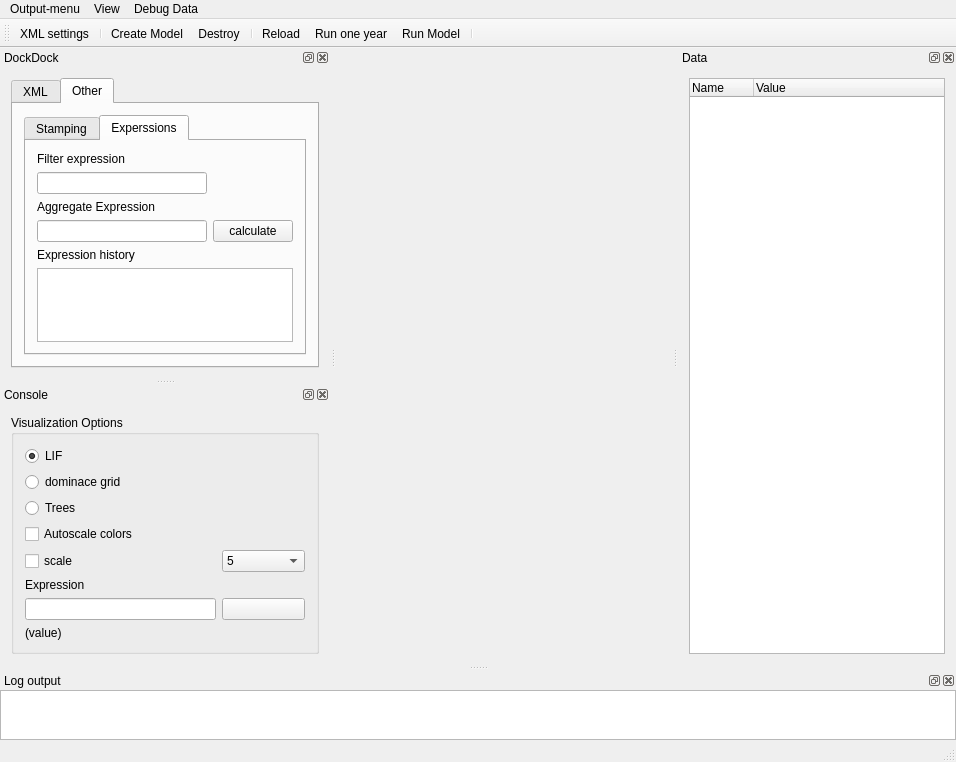
Before: the Qt Designer form src/iland/mainwindow.ui in edfm-tum/iland-model, drawn with Qt 5.
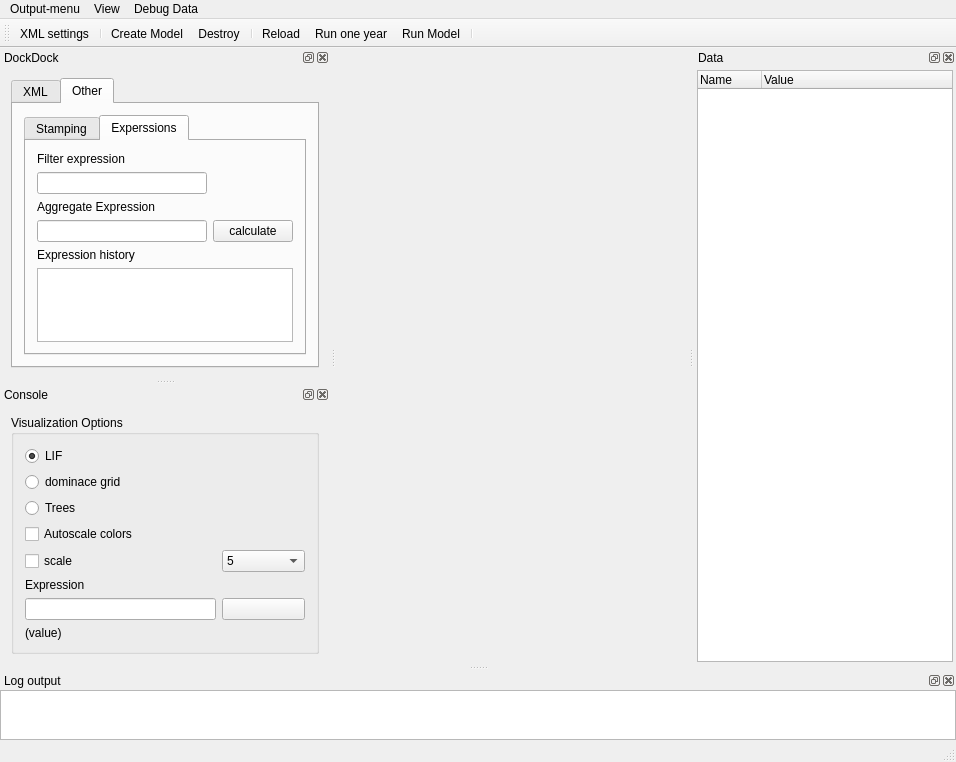
After: the same form once the commit is applied. Icons and pictures are not drawn. Custom widgets are drawn as their Qt base class.

```diff
--- a/src/iland/mainwindow.ui
+++ b/src/iland/mainwindow.ui
@@ -556,6 +556,9 @@
    </attribute>
    <widget class="QWidget" name="dockWidgetContents_4">
     <layout class="QVBoxLayout" name="verticalLayout_6">
+     <property name="margin">
+      <number>3</number>
+     </property>
      <item>
       <widget class="QTreeWidget" name="dataTree">
        <attribute name="headerDefaultSectionSize">
```
